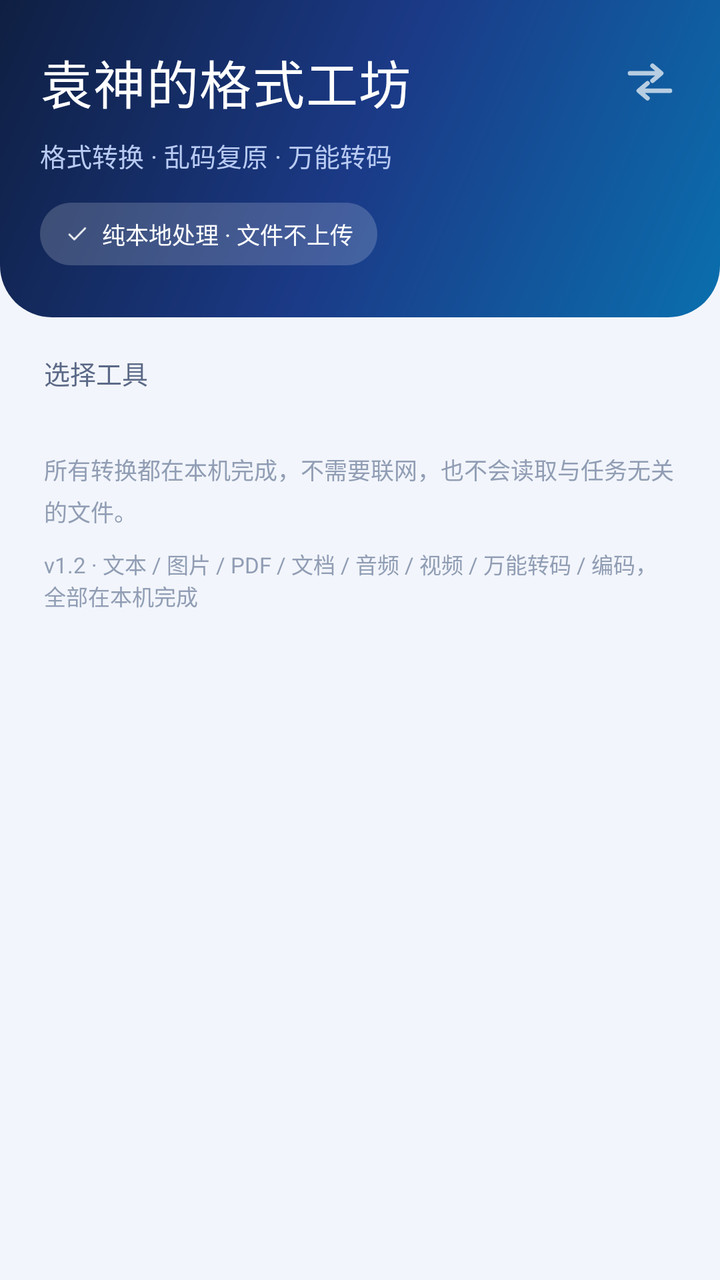
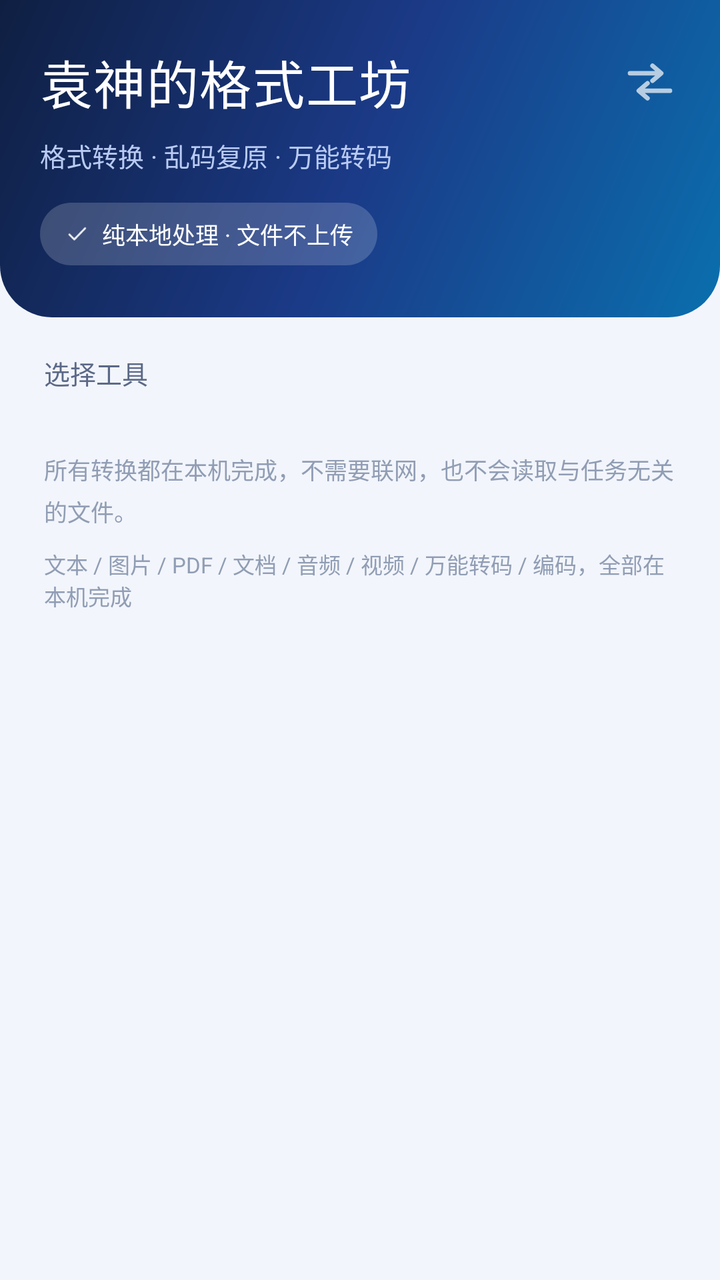

Two renders of the same Android screen: before a commit and after it. Below are the layout's source before the change and the commit's diff.
<!-- AndroidManifest.xml: application theme AppTheme -->
<!-- res/layout/activity_home.xml -->
<?xml version="1.0" encoding="utf-8"?>
<ScrollView xmlns:android="http://schemas.android.com/apk/res/android"
    android:layout_width="match_parent"
    android:layout_height="match_parent"
    android:background="@color/bg"
    android:fillViewport="true"
    android:scrollbars="none">

    <LinearLayout
        android:layout_width="match_parent"
        android:layout_height="wrap_content"
        android:orientation="vertical">

        <LinearLayout
            android:layout_width="match_parent"
            android:layout_height="wrap_content"
            android:background="@drawable/bg_topbar"
            android:orientation="vertical"
            android:paddingLeft="20dp"
            android:paddingTop="22dp"
            android:paddingRight="20dp"
            android:paddingBottom="26dp">

            <LinearLayout
                android:layout_width="match_parent"
                android:layout_height="wrap_content"
                android:gravity="center_vertical"
                android:orientation="horizontal">

                <TextView
                    android:layout_width="0dp"
                    android:layout_height="wrap_content"
                    android:layout_weight="1"
                    android:fontFamily="sans-serif-medium"
                    android:letterSpacing="0.02"
                    android:text="@string/app_name"
                    android:textColor="@color/white"
                    android:textSize="26sp" />

                <ImageView
                    android:layout_width="30dp"
                    android:layout_height="30dp"
                    android:alpha="0.7"
                    android:contentDescription="@null"
                    android:src="@drawable/ic_swap" />
            </LinearLayout>

            <TextView
                android:layout_width="wrap_content"
                android:layout_height="wrap_content"
                android:layout_marginTop="8dp"
                android:text="@string/app_slogan"
                android:textColor="@color/header_sub"
                android:textSize="13sp" />

            <LinearLayout
                android:layout_width="wrap_content"
                android:layout_height="wrap_content"
                android:layout_marginTop="14dp"
                android:background="@drawable/bg_pill"
                android:gravity="center_vertical"
                android:orientation="horizontal"
                android:paddingLeft="12dp"
                android:paddingTop="7dp"
                android:paddingRight="12dp"
                android:paddingBottom="7dp">

                <ImageView
                    android:layout_width="13dp"
                    android:layout_height="13dp"
                    android:alpha="0.9"
                    android:contentDescription="@null"
                    android:src="@drawable/ic_check" />

                <TextView
                    android:layout_width="wrap_content"
                    android:layout_height="wrap_content"
                    android:layout_marginStart="6dp"
                    android:text="@string/local_badge"
                    android:textColor="@color/white"
                    android:textSize="11.5sp" />
            </LinearLayout>
        </LinearLayout>

        <TextView
            android:layout_width="wrap_content"
            android:layout_height="wrap_content"
            android:layout_marginStart="22dp"
            android:layout_marginTop="18dp"
            android:fontFamily="sans-serif-medium"
            android:text="选择工具"
            android:textColor="@color/text_secondary"
            android:textSize="13sp" />

        <LinearLayout
            android:id="@+id/cardHost"
            android:layout_width="match_parent"
            android:layout_height="wrap_content"
            android:layout_marginTop="4dp"
            android:orientation="vertical"
            android:paddingLeft="16dp"
            android:paddingTop="6dp"
            android:paddingRight="16dp"
            android:paddingBottom="6dp" />

        <TextView
            android:layout_width="match_parent"
            android:layout_height="wrap_content"
            android:layout_marginLeft="22dp"
            android:layout_marginTop="14dp"
            android:layout_marginRight="22dp"
            android:lineSpacingExtra="4dp"
            android:text="@string/tip_local"
            android:textColor="@color/text_tertiary"
            android:textSize="11.5sp" />

        <TextView
            android:layout_width="match_parent"
            android:layout_height="wrap_content"
            android:layout_marginLeft="22dp"
            android:layout_marginTop="10dp"
            android:layout_marginRight="22dp"
            android:layout_marginBottom="28dp"
            android:text="v1.2 · 文本 / 图片 / PDF / 文档 / 音频 / 视频 / 万能转码 / 编码，全部在本机完成"
            android:textColor="@color/text_tertiary"
            android:textSize="11sp" />
    </LinearLayout>
</ScrollView>
<!-- resources referenced by this layout -->
<resources>
  <color name="bg">#F2F5FB</color>
  <color name="header_sub">#B9CBF3</color>
  <color name="text_secondary">#5B6987</color>
  <color name="text_tertiary">#909DB4</color>
  <color name="white">#FFFFFF</color>
  <!-- drawable bg_pill (drawable) -->
  <?xml version="1.0" encoding="utf-8"?>
  <shape xmlns:android="http://schemas.android.com/apk/res/android" android:shape="rectangle">
      <solid android:color="#2EFFFFFF" />
      <corners android:radius="100dp" />
  </shape>
  <!-- drawable bg_topbar (drawable) -->
  <?xml version="1.0" encoding="utf-8"?>
  <shape xmlns:android="http://schemas.android.com/apk/res/android" android:shape="rectangle">
      <gradient android:angle="315" android:startColor="@color/brand_deep" android:centerColor="@color/brand_mid" android:endColor="#0A6FAE" android:type="linear" />
      <corners android:bottomLeftRadius="26dp" android:bottomRightRadius="26dp" />
  </shape>
  <!-- drawable ic_check (drawable) -->
  <?xml version="1.0" encoding="utf-8"?>
  <vector xmlns:android="http://schemas.android.com/apk/res/android"
      android:width="24dp" android:height="24dp"
      android:viewportWidth="24" android:viewportHeight="24">
      <path android:pathData="M5,12.8l4.5,4.5L19.5,7" android:strokeColor="#FFFFFF" android:strokeWidth="1.8" android:fillColor="#00000000" android:strokeLineCap="round" android:strokeLineJoin="round" />
  </vector>
  <!-- drawable ic_swap (drawable) -->
  <?xml version="1.0" encoding="utf-8"?>
  <vector xmlns:android="http://schemas.android.com/apk/res/android"
      android:width="24dp" android:height="24dp"
      android:viewportWidth="24" android:viewportHeight="24">
      <path android:pathData="M4,8.5h12M13,5.5l3.5,3 -3.5,3M20,15.5H8M11,12.5l-3.5,3 3.5,3" android:strokeColor="#FFFFFF" android:strokeWidth="1.8" android:fillColor="#00000000" android:strokeLineCap="round" android:strokeLineJoin="round" />
  </vector>
  <string name="app_name">袁神的格式工坊</string>
  <string name="app_slogan">格式转换 · 乱码复原 · 万能转码</string>
  <string name="local_badge">纯本地处理 · 文件不上传</string>
  <string name="tip_local">所有转换都在本机完成，不需要联网，也不会读取与任务无关的文件。</string>
  <style name="AppTheme" parent="@android:style/Theme.Material.Light.NoActionBar">
          <item name="android:windowBackground">@color/bg</item>
          <item name="android:colorAccent">@color/brand</item>
          <item name="android:colorPrimary">@color/brand_mid</item>
          <item name="android:statusBarColor">@color/brand_deep</item>
          <item name="android:navigationBarColor">@color/surface</item>
          <item name="android:windowLightStatusBar">false</item>
          <item name="android:windowLightNavigationBar">true</item>
          <item name="android:textColorPrimary">@color/text_primary</item>
          <item name="android:textColorSecondary">@color/text_secondary</item>
          <item name="android:textColorHint">@color/text_tertiary</item>
          <item name="android:windowActionModeOverlay">true</item>
      </style>
  <color name="brand_deep">#0F1F42</color>
  <color name="brand_mid">#1B3A87</color>
  <color name="brand">#2563EB</color>
  <color name="surface">#FFFFFF</color>
  <color name="text_primary">#0E1729</color>
</resources>

<!-- the commit's change to res/layout/activity_home.xml (unified diff, before → after) -->
@@ -121,7 +121,7 @@
             android:layout_marginTop="10dp"
             android:layout_marginRight="22dp"
             android:layout_marginBottom="28dp"
-            android:text="v1.2 · 文本 / 图片 / PDF / 文档 / 音频 / 视频 / 万能转码 / 编码，全部在本机完成"
+            android:text="文本 / 图片 / PDF / 文档 / 音频 / 视频 / 万能转码 / 编码，全部在本机完成"
             android:textColor="@color/text_tertiary"
             android:textSize="11sp" />
     </LinearLayout>
